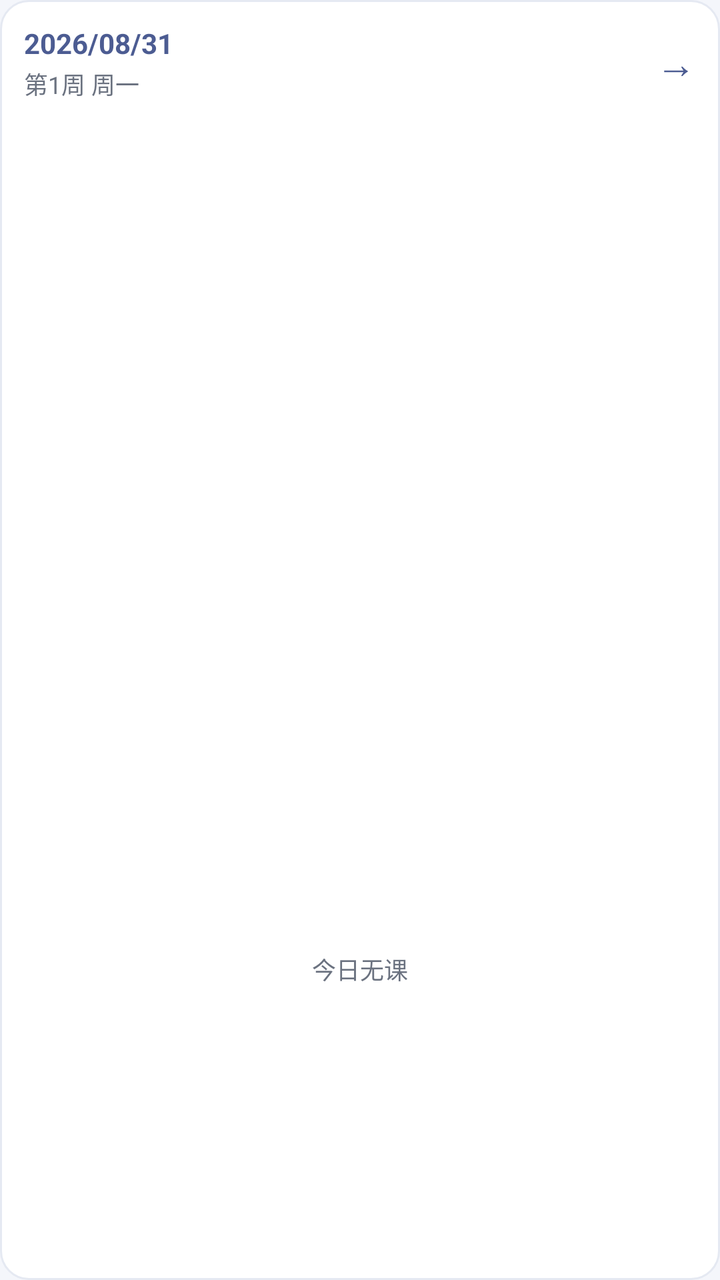
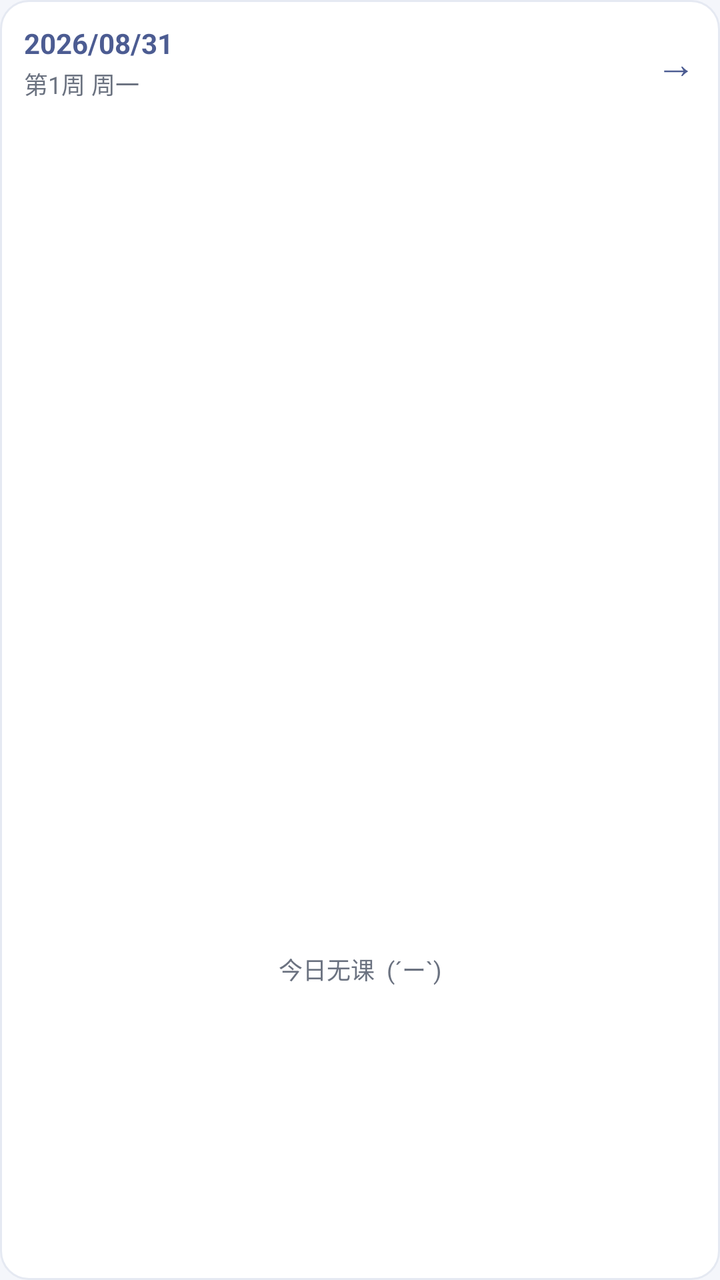

Screens rendered from an Android XML layout before and after an edit, with the pre-edit source and the edit as a unified diff.
<!-- AndroidManifest.xml: application theme Theme.QingKebiao -->
<!-- res/layout/widget_today.xml -->
<?xml version="1.0" encoding="utf-8"?>
<LinearLayout xmlns:android="http://schemas.android.com/apk/res/android"
    android:orientation="vertical"
    android:padding="12dp"
    android:background="@drawable/bg_card"
    android:id="@+id/widget_root"
    android:layout_width="match_parent"
    android:layout_height="match_parent">

    <LinearLayout
        android:orientation="horizontal"
        android:gravity="center_vertical"
        android:layout_width="match_parent"
        android:layout_height="wrap_content">
        <LinearLayout
            android:orientation="vertical"
            android:layout_width="0dp"
            android:layout_height="wrap_content"
            android:layout_weight="1">
            <TextView
                android:id="@+id/widget_date"
                android:text="2026/08/31"
                android:textColor="#4C5C92"
                android:textSize="14sp"
                android:textStyle="bold"
                android:layout_width="wrap_content"
                android:layout_height="wrap_content" />
            <TextView
                android:id="@+id/widget_week_day"
                android:text="第1周 周一"
                android:textColor="#6B7280"
                android:textSize="12sp"
                android:paddingTop="2dp"
                android:layout_width="wrap_content"
                android:layout_height="wrap_content" />
        </LinearLayout>
        <TextView
            android:id="@+id/widget_arrow"
            android:text="→"
            android:textColor="#4C5C92"
            android:textSize="20sp"
            android:paddingLeft="8dp"
            android:layout_width="wrap_content"
            android:layout_height="wrap_content" />
    </LinearLayout>

    <ListView
        android:id="@+id/widget_list"
        android:divider="@null"
        android:dividerHeight="4dp"
        android:scrollbars="vertical"
        android:layout_width="match_parent"
        android:layout_height="0dp"
        android:layout_weight="1"
        android:layout_marginTop="4dp" />

    <TextView
        android:id="@+id/widget_empty"
        android:text="今日无课"
        android:textColor="#6B7280"
        android:textSize="12sp"
        android:gravity="center"
        android:layout_width="match_parent"
        android:layout_height="0dp"
        android:layout_weight="1" />
</LinearLayout>
<!-- resources referenced by this layout -->
<resources>
  <!-- drawable bg_card (drawable) -->
  <shape xmlns:android="http://schemas.android.com/apk/res/android">
      <solid android:color="#FFFFFF" />
      <corners android:radius="14dp" />
      <stroke android:width="1dp" android:color="#E5E9F2" />
  </shape>
  <style name="Theme.QingKebiao" parent="@android:style/Theme.Material.Light.NoActionBar">
          <item name="android:colorPrimary">#4C5C92</item>
          <item name="android:colorAccent">#FF6D3D</item>
          <item name="android:windowBackground">#F4F6FB</item>
          <item name="android:navigationBarColor">#FFFFFF</item>
          <item name="android:statusBarColor">#3A4773</item>
          <item name="android:textColorPrimary">#2D3142</item>
      </style>
</resources>

<!-- the commit's change to res/layout/widget_today.xml (unified diff, before → after) -->
@@ -56,7 +56,7 @@
 
     <TextView
         android:id="@+id/widget_empty"
-        android:text="今日无课"
+        android:text="今日无课  (´ー`)"
         android:textColor="#6B7280"
         android:textSize="12sp"
         android:gravity="center"
